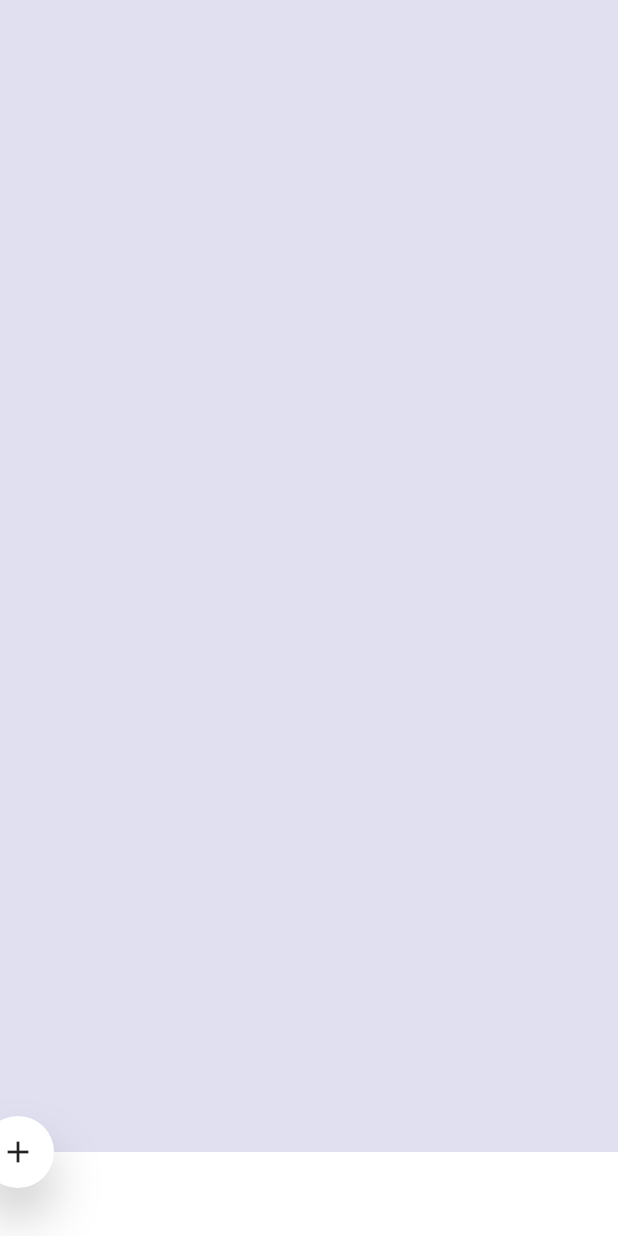
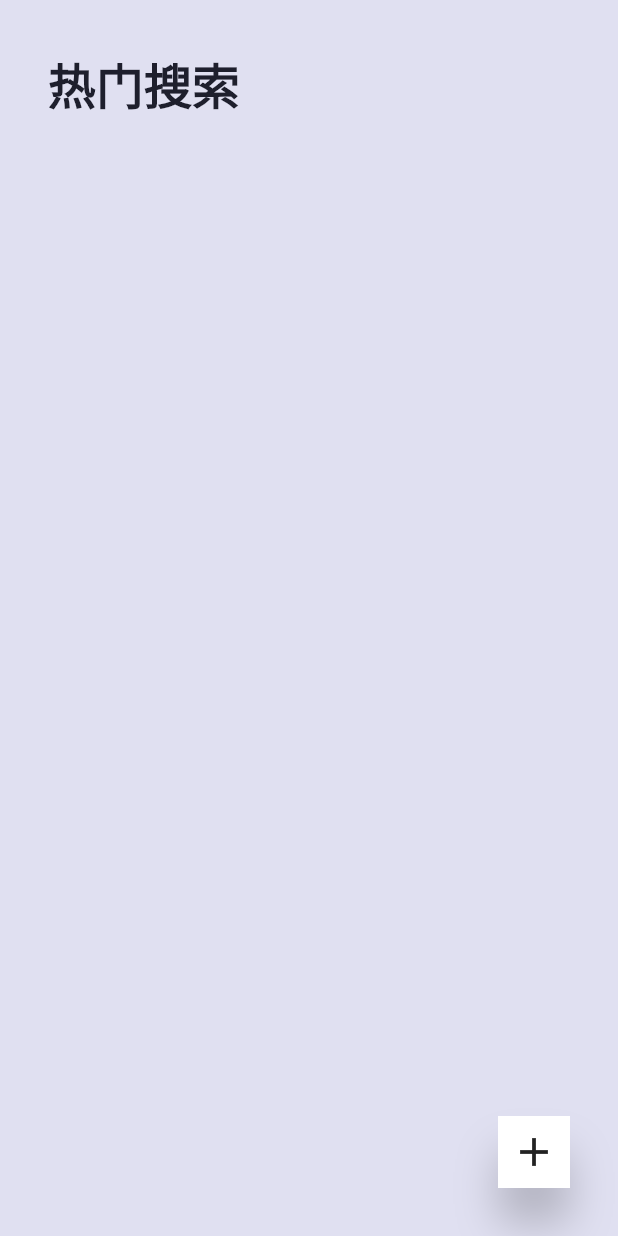
Before and after one commit to beyondbkcy/flutter_01, a Flutter app: the screen it shows after launch, on a phone screen of 412 x 824 dp. Run offline on Flutter 3.47's test engine with Material 2 defaults, Android fonts, the phone set to English and light mode, and no system bars.

Commit message:
主页面微调，修改了包名，软件名

```diff
--- a/lib/main.dart
+++ b/lib/main.dart
@@ -9,7 +9,7 @@ class MyApp extends StatelessWidget {
   Widget build(BuildContext context) {
     return MaterialApp(
       debugShowCheckedModeBanner: true,
-      title: '网易云音乐',
+      title: '热搜集',
       home: AnnotatedRegion<SystemUiOverlayStyle>(
         value: SystemUiOverlayStyle(
           statusBarIconBrightness: Brightness.dark,
--- a/lib/view/home_page.dart
+++ b/lib/view/home_page.dart
@@ -2,59 +2,87 @@
 import 'dart:ui' as ui;
 import 'package:flutter/material.dart';
 
-class HomePage extends StatelessWidget {
+class HomePage extends StatefulWidget {
+  @override
+  _HomePageState createState() => _HomePageState();
+}
+
+class _HomePageState extends State<HomePage> {
+  var width = ui.window.physicalSize.width;
+  var devicePixelRatio = ui.window.devicePixelRatio;
+  double fabwidth = 48;
+  double fabheight = 48;
+
+  double fabbottom = 32;
+  double fabright = 32;
+
+  double addsize = 32;
+
   @override
   Widget build(BuildContext context) {
     return SafeArea(
       child: Stack(
         children: <Widget>[
-          //底部栏
           Positioned(
-            bottom: 0,
-            width: MediaQuery.of(context).size.width,
-            height: 56,
-            child: Container(
-              color: Colors.white,
+            top: 0,
+            child: Column(
+              crossAxisAlignment: CrossAxisAlignment.start,
+              children: <Widget>[
+                //标题栏
+                Container(
+                  margin: EdgeInsets.only(left: 32, top: 32),
+                  child: Text(
+                    '热门搜索',
+                    style: TextStyle(
+                      color: Color(0xff1E1F2D),
+                      fontSize: 32,
+                      fontWeight: FontWeight.bold,
+                    ),
+                  ),
+                ),
+              ],
             ),
           ),
-          //小球
+          //小球操作按钮
           Positioned(
-            bottom: 32,
-            right: ui.window.physicalSize.width/ui.window.devicePixelRatio/2-24,
+            bottom: fabbottom,
+            right: fabright,
             child: GestureDetector(
               child: Container(
-                width: 48,
-                height: 48,
+                width: fabwidth,
+                height: fabheight,
                 decoration: BoxDecoration(
                   color: Colors.white,
-                  borderRadius: BorderRadius.circular(48),
                   boxShadow: [
                     BoxShadow(
                       color: Colors.black.withOpacity(0.2),
-                      offset: Offset(0, 20),
-                      blurRadius: 28,
+                      offset: Offset(0, 24),
+                      blurRadius: 24,
                     )
                   ],
                 ),
-                child: Icon(Icons.add, size: 24),
+                child: Icon(Icons.add, size: addsize),
               ),
-              onTap: () {
-                print("太棒了");
+              onTapDown: (TapDownDetails td) {
+                setState(() {
+                  fabwidth = 40;
+                  fabheight = 40;
+                  fabbottom = 36;
+                  fabright = 36;
+                  addsize = 24;
+                });
+              },
+              onTapUp: (TapUpDetails tu) {
+                setState(() {
+                  fabwidth = 48;
+                  fabheight = 48;
+                  fabbottom = 32;
+                  fabright = 32;
+                  addsize = 32;
+                });
               },
             ),
           )
-          // Container(
-          //   alignment: Alignment.topLeft,
-          //   margin: EdgeInsets.only(top: 24, left: 24),
-          //   child: Text(
-          //     '热门搜索',
-          //     style: TextStyle(
-          //       color: Color(0xff1E1F2D),
-          //       fontSize: 32,
-          //       fontWeight: FontWeight.bold,
-          //     ),
-          //   ),
-          // ),
           // buildHotSearch(),
           // Row(
           //   mainAxisAlignment: MainAxisAlignment.spaceBetween,
```
Also changed, not shown: 6 other files.
